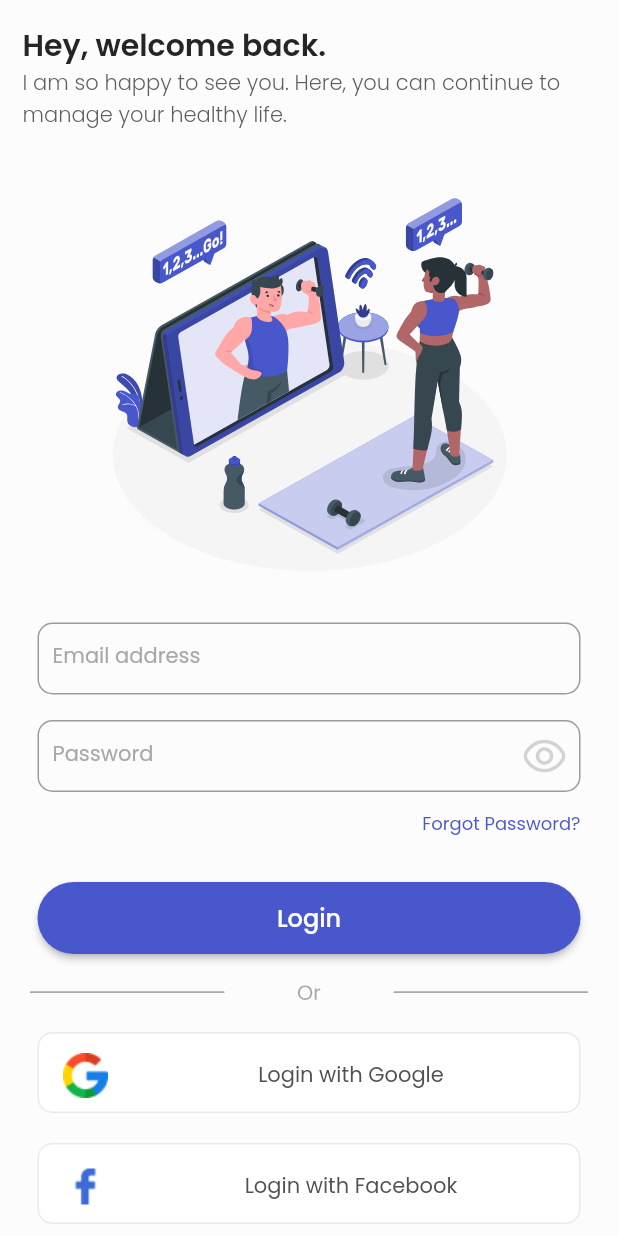
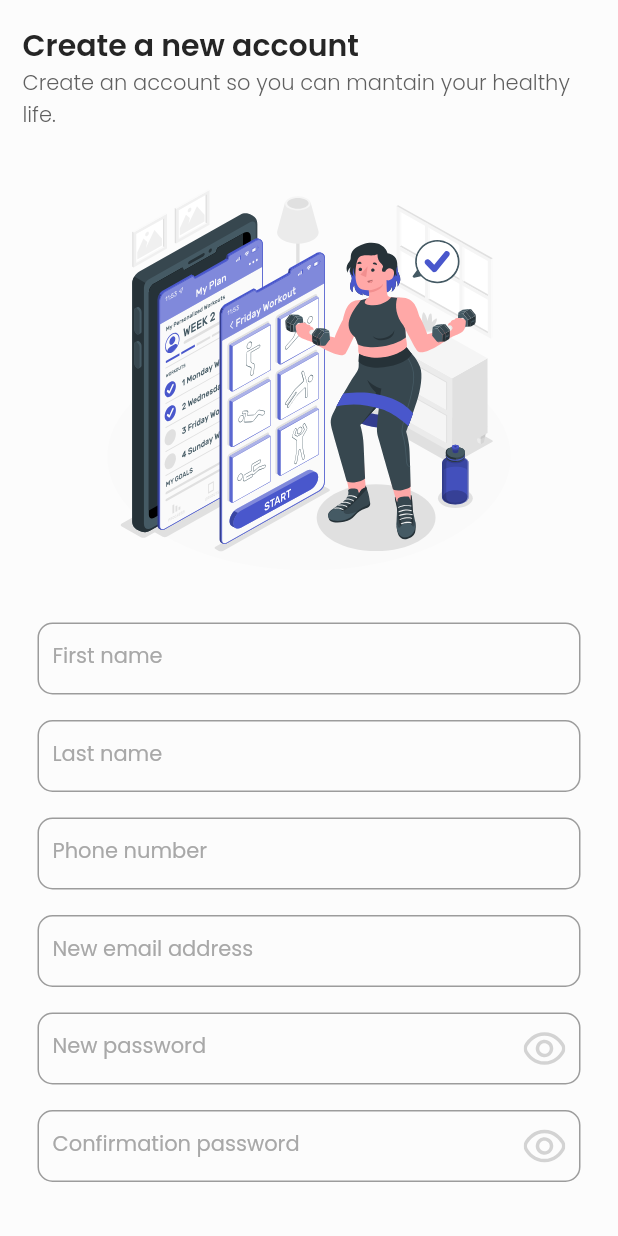
Before and after one commit to Capstone-Project-Kelompok-6/Flutter, a Flutter app: the screen it shows after launch, on a phone screen of 412 x 824 dp. Run offline on Flutter 3.47's test engine with Material 2 defaults, Android fonts, the phone set to English and light mode, and no system bars; our stand-ins replace flutter_svg, google_fonts.

Commit message:
Add register page

```diff
--- a/flutter_capstone_6/lib/main.dart
+++ b/flutter_capstone_6/lib/main.dart
@@ -1,5 +1,6 @@
 import 'package:flutter/material.dart';
 import 'package:flutter_capstone_6/screen/login/login_screen.dart';
+import 'package:flutter_capstone_6/screen/register/register_screen.dart';
 import 'package:flutter_capstone_6/screen/splash_screen.dart';
 import 'package:google_fonts/google_fonts.dart';
 
@@ -21,7 +22,7 @@ class MyApp extends StatelessWidget {
       theme: ThemeData(
         textTheme: GoogleFonts.poppinsTextTheme(textTheme),
       ),
-      home: const LoginScreen(),
+      home: const RegisterScreen(),
     );
   }
 }
--- /dev/null
+++ b/flutter_capstone_6/lib/screen/register/register_screen.dart
@@ -0,0 +1,388 @@
+import 'package:flutter/material.dart';
+import 'package:flutter_capstone_6/component/colors.dart';
+import 'package:flutter_svg/flutter_svg.dart';
+
+class RegisterScreen extends StatefulWidget {
+  const RegisterScreen({Key? key}) : super(key: key);
+
+  @override
+  State<RegisterScreen> createState() => _RegisterScreenState();
+}
+
+class _RegisterScreenState extends State<RegisterScreen> {
+  bool isHide = true;
+
+  @override
+  Widget build(BuildContext context) {
+    return Scaffold(
+      backgroundColor: whiteBg,
+      body: SafeArea(
+        child: SingleChildScrollView(
+          child: Column(
+            children: [
+              // Title Section
+              Padding(
+                padding: const EdgeInsets.all(15),
+                child: Column(
+                  crossAxisAlignment: CrossAxisAlignment.start,
+                  mainAxisSize: MainAxisSize.max,
+                  children: const [
+                    SizedBox(
+                      width: double.infinity,
+                      child: Text(
+                        'Create a new account',
+                        style: TextStyle(
+                          color: n100,
+                          fontSize: 20,
+                          fontWeight: FontWeight.w600,
+                        ),
+                      ),
+                    ),
+                    SizedBox(
+                      width: double.infinity,
+                      child: Text(
+                        "Create an account so you can mantain your healthy life.",
+                        maxLines: 2,
+                        style: TextStyle(
+                          color: fontLightGrey,
+                          fontSize: 14,
+                          fontWeight: FontWeight.w300,
+                        ),
+                      ),
+                    ),
+                  ],
+                ),
+              ),
+
+              // Login Form Section
+              Column(
+                crossAxisAlignment: CrossAxisAlignment.center,
+                mainAxisSize: MainAxisSize.max,
+                children: [
+                  Container(
+                    margin: const EdgeInsets.all(15),
+                    width: double.infinity,
+                    child:
+                        SvgPicture.asset('assets/register/register_screen.svg'),
+                  ),
+                  const SizedBox(height: 15),
+                  firstNameFormItem(),
+                  const SizedBox(height: 15),
+                  lastNameFormItem(),
+                  const SizedBox(height: 15),
+                  phoneNumberFormItem(),
+                  const SizedBox(height: 15),
+                  emailFormItem(),
+                  const SizedBox(height: 15),
+                  passwordFormItem(),
+                  const SizedBox(height: 15),
+                  confirmPasswordFormItem(),
+                  const SizedBox(height: 20),
+                ],
+              ),
+
+              // Agree Privacy Section
+              Row(
+                children: [],
+              ),
+
+              // Button Login Section
+              Container(
+                margin: const EdgeInsets.only(left: 25, right: 25, top: 30),
+                child: ElevatedButton(
+                  onPressed: () {},
+                  style: ElevatedButton.styleFrom(
+                      primary: violet,
+                      minimumSize: const Size(double.infinity, 48),
+                      shape: RoundedRectangleBorder(
+                          borderRadius: BorderRadius.circular(30))),
+                  child: const Text(
+                    "Register",
+                    style: TextStyle(
+                      fontSize: 16,
+                      fontWeight: FontWeight.w500,
+                      color: white,
+                    ),
+                  ),
+                ),
+              ),
+
+              // Divider
+              Container(
+                margin: const EdgeInsets.all(20),
+                width: double.infinity,
+                child: SvgPicture.asset(
+                  'assets/icons/divider.svg',
+                  fit: BoxFit.cover,
+                ),
+              ),
+
+              // Login with Another
+              anotherLoginItem('assets/icons/google_logo.png', 'Google'),
+              const SizedBox(height: 20),
+              anotherLoginItem('assets/icons/facebook_logo.png', 'Facebook'),
+              const SizedBox(height: 20),
+              anotherLoginItem('assets/icons/apple_logo.png', 'Apple'),
+
+              // Goto login
+              const SizedBox(height: 30),
+              Container(
+                margin: const EdgeInsets.symmetric(horizontal: 25),
+                child: Row(
+                  mainAxisAlignment: MainAxisAlignment.center,
+                  children: [
+                    const Text(
+                      "Already have an account?",
+                      style: TextStyle(
+                        fontSize: 14,
+                        fontWeight: FontWeight.w500,
+                        color: n80,
+                      ),
+                    ),
+                    GestureDetector(
+                      onTap: () {},
+                      child: const Text(
+                        " Login",
+                        style: TextStyle(
+                          fontSize: 14,
+                          fontWeight: FontWeight.w500,
+                          color: violet,
+                        ),
+                      ),
+                    ),
+                  ],
+                ),
+              ),
+              const SizedBox(height: 30),
+            ],
+          ),
+        ),
+      ),
+    );
+  }
+
+  Widget firstNameFormItem() {
+    return Container(
+      padding: const EdgeInsets.only(left: 25, right: 25),
+      height: 50,
+      child: TextFormField(
+        validator: (String? value) => value == '' ? "Required" : null,
+        // inputFormatters: [LengthLimitingTextInputFormatter(20)],
+        // controller: _titleController,
+        maxLines: 1,
+        decoration: const InputDecoration(
+          labelText: 'First name',
+          labelStyle:
+              TextStyle(fontSize: 14, color: n40, fontWeight: FontWeight.w400),
+          floatingLabelBehavior: FloatingLabelBehavior.never,
+          floatingLabelStyle: TextStyle(color: n100),
+          focusedBorder: OutlineInputBorder(
+            borderRadius: BorderRadius.all(Radius.circular(10)),
+            borderSide: BorderSide(color: n100),
+          ),
+          border: OutlineInputBorder(
+              borderRadius: BorderRadius.all(Radius.circular(10))),
+          contentPadding: EdgeInsets.all(10),
+        ),
+      ),
+    );
+  }
+
+  Widget lastNameFormItem() {
+    return Container(
+      padding: const EdgeInsets.only(left: 25, right: 25),
+      height: 50,
+      child: TextFormField(
+        validator: (String? value) => value == '' ? "Required" : null,
+        // inputFormatters: [LengthLimitingTextInputFormatter(20)],
+        // controller: _titleController,
+        maxLines: 1,
+        decoration: const InputDecoration(
+          labelText: 'Last name',
+          labelStyle:
+              TextStyle(fontSize: 14, color: n40, fontWeight: FontWeight.w400),
+          floatingLabelBehavior: FloatingLabelBehavior.never,
+          floatingLabelStyle: TextStyle(color: n100),
+          focusedBorder: OutlineInputBorder(
+            borderRadius: BorderRadius.all(Radius.circular(10)),
+            borderSide: BorderSide(color: n100),
+          ),
+          border: OutlineInputBorder(
+              borderRadius: BorderRadius.all(Radius.circular(10))),
+          contentPadding: EdgeInsets.all(10),
+        ),
+      ),
+    );
+  }
+
+  Widget phoneNumberFormItem() {
+    return Container(
+      padding: const EdgeInsets.only(left: 25, right: 25),
+      height: 50,
+      child: TextFormField(
+        validator: (String? value) => value == '' ? "Required" : null,
+        // inputFormatters: [LengthLimitingTextInputFormatter(20)],
+        // controller: _titleController,
+        maxLines: 1,
+        decoration: const InputDecoration(
+          labelText: 'Phone number',
+          labelStyle:
+              TextStyle(fontSize: 14, color: n40, fontWeight: FontWeight.w400),
+          floatingLabelBehavior: FloatingLabelBehavior.never,
+          floatingLabelStyle: TextStyle(color: n100),
+          focusedBorder: OutlineInputBorder(
+            borderRadius: BorderRadius.all(Radius.circular(10)),
+            borderSide: BorderSide(color: n100),
+          ),
+          border: OutlineInputBorder(
+              borderRadius: BorderRadius.all(Radius.circular(10))),
+          contentPadding: EdgeInsets.all(10),
+        ),
+      ),
+    );
+  }
+
+  Widget emailFormItem() {
+    return Container(
+      padding: const EdgeInsets.only(left: 25, right: 25),
+      height: 50,
+      child: TextFormField(
+        validator: (String? value) => value == '' ? "Required" : null,
+        // inputFormatters: [LengthLimitingTextInputFormatter(20)],
+        // controller: _titleController,
+        maxLines: 1,
+        decoration: const InputDecoration(
+          labelText: 'New email address',
+          labelStyle:
+              TextStyle(fontSize: 14, color: n40, fontWeight: FontWeight.w400),
+          floatingLabelBehavior: FloatingLabelBehavior.never,
+          floatingLabelStyle: TextStyle(color: n100),
+          focusedBorder: OutlineInputBorder(
+            borderRadius: BorderRadius.all(Radius.circular(10)),
+            borderSide: BorderSide(color: n100),
+          ),
+          border: OutlineInputBorder(
+              borderRadius: BorderRadius.all(Radius.circular(10))),
+          contentPadding: EdgeInsets.all(10),
+        ),
+      ),
+    );
+  }
+
+  Widget passwordFormItem() {
+    return Container(
+      padding: const EdgeInsets.only(left: 25, right: 25),
+      height: 50,
+      child: TextFormField(
+        validator: (String? value) => value == '' ? "Required" : null,
+        // inputFormatters: [LengthLimitingTextInputFormatter(20)],
+        // controller: _titleController,
+        maxLines: 1,
+        obscureText: isHide,
+        decoration: InputDecoration(
+          labelText: 'New password',
+          labelStyle: const TextStyle(
+              fontSize: 14, color: n40, fontWeight: FontWeight.w400),
+          floatingLabelBehavior: FloatingLabelBehavior.never,
+          floatingLabelStyle: const TextStyle(color: n100),
+          focusedBorder: const OutlineInputBorder(
+            borderRadius: BorderRadius.all(Radius.circular(10)),
+            borderSide: BorderSide(color: n100),
+          ),
+          border: const OutlineInputBorder(
+              borderRadius: BorderRadius.all(Radius.circular(10))),
+          contentPadding: const EdgeInsets.all(10),
+          suffixIcon: Container(
+            padding: const EdgeInsets.all(10),
+            child: GestureDetector(
+              onTap: () {
+                setState(() {
+                  isHide = !isHide;
+                });
+              },
+              child: isHide
+                  ? SvgPicture.asset('assets/icons/password_unfocus.svg')
+                  : SvgPicture.asset('assets/icons/password_focus.svg'),
+            ),
+          ),
+        ),
+      ),
+    );
+  }
+
+  Widget confirmPasswordFormItem() {
+    return Container(
+      padding: const EdgeInsets.only(left: 25, right: 25),
+      height: 50,
+      child: TextFormField(
+        validator: (String? value) => value == '' ? "Required" : null,
+        // inputFormatters: [LengthLimitingTextInputFormatter(20)],
+        // controller: _titleController,
+        maxLines: 1,
+        obscureText: isHide,
+        decoration: InputDecoration(
+          labelText: 'Confirmation password',
+          labelStyle: const TextStyle(
+              fontSize: 14, color: n40, fontWeight: FontWeight.w400),
+          floatingLabelBehavior: FloatingLabelBehavior.never,
+          floatingLabelStyle: const TextStyle(color: n100),
+          focusedBorder: const OutlineInputBorder(
+            borderRadius: BorderRadius.all(Radius.circular(10)),
+            borderSide: BorderSide(color: n100),
+          ),
+          border: const OutlineInputBorder(
+              borderRadius: BorderRadius.all(Radius.circular(10))),
+          contentPadding: const EdgeInsets.all(10),
+          suffixIcon: Container(
+            padding: const EdgeInsets.all(10),
+            child: GestureDetector(
+              onTap: () {
+                setState(() {
+                  isHide = !isHide;
+                });
+              },
+              child: isHide
+                  ? SvgPicture.asset('assets/icons/password_unfocus.svg')
+                  : SvgPicture.asset('assets/icons/password_focus.svg'),
+            ),
+          ),
+        ),
+      ),
+    );
+  }
+
+  Widget anotherLoginItem(String image, String title) {
+    return Container(
+      margin: const EdgeInsets.symmetric(horizontal: 25),
+      height: 54,
+      child: ListTile(
+        tileColor: white,
+        shape: RoundedRectangleBorder(
+            borderRadius: BorderRadius.circular(10),
+            side: const BorderSide(
+              style: BorderStyle.solid,
+              color: n5,
+            )),
+        leading: Image.asset(image, width: 30, height: 30),
+        title: Text(
+          "Login with $title",
+          textAlign: TextAlign.center,
+          style: const TextStyle(
+            color: n80,
+            fontWeight: FontWeight.w400,
+            fontSize: 14,
+          ),
+        ),
+        onTap: () {
+          if (title == 'Google') {
+            print('this login by $title');
+          } else if (title == 'Facebook') {
+            print('this login by $title');
+          } else if (title == 'Apple') {
+            print('this login by $title');
+          }
+        },
+      ),
+    );
+  }
+}
--- a/flutter_capstone_6/pubspec.yaml
+++ b/flutter_capstone_6/pubspec.yaml
@@ -28,3 +28,4 @@ flutter:
     - assets/splash/
     - assets/login/
     - assets/icons/
+    - assets/register/
```
Also changed, not shown: flutter_capstone_6/assets/register/register_screen.svg (added).
